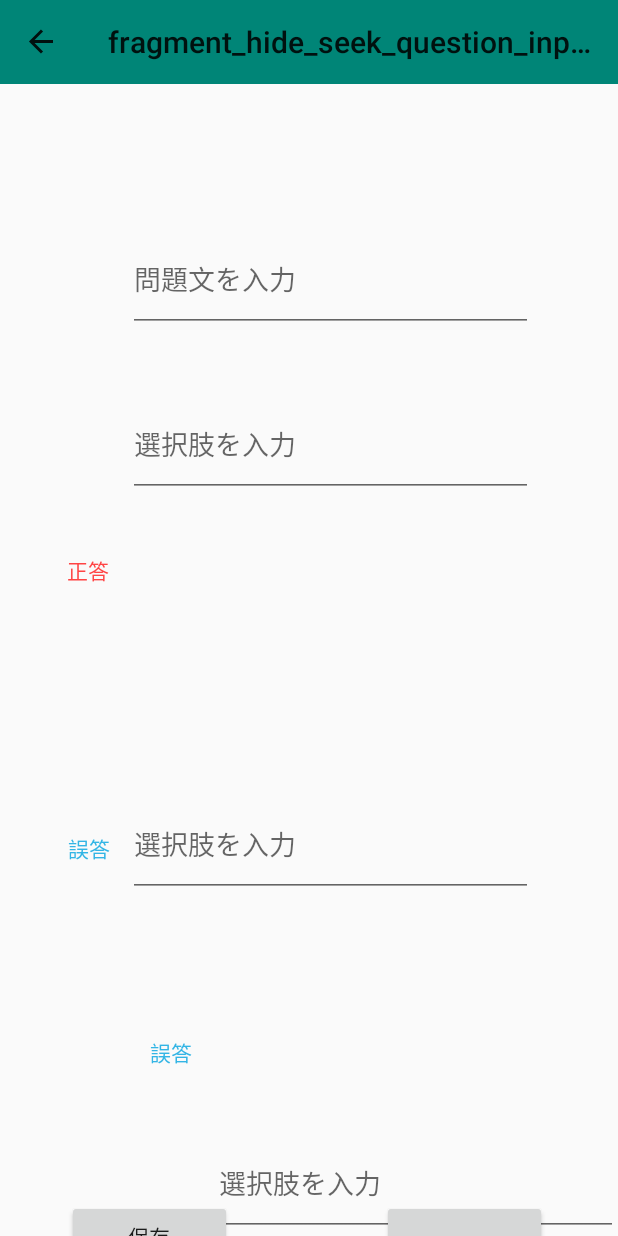
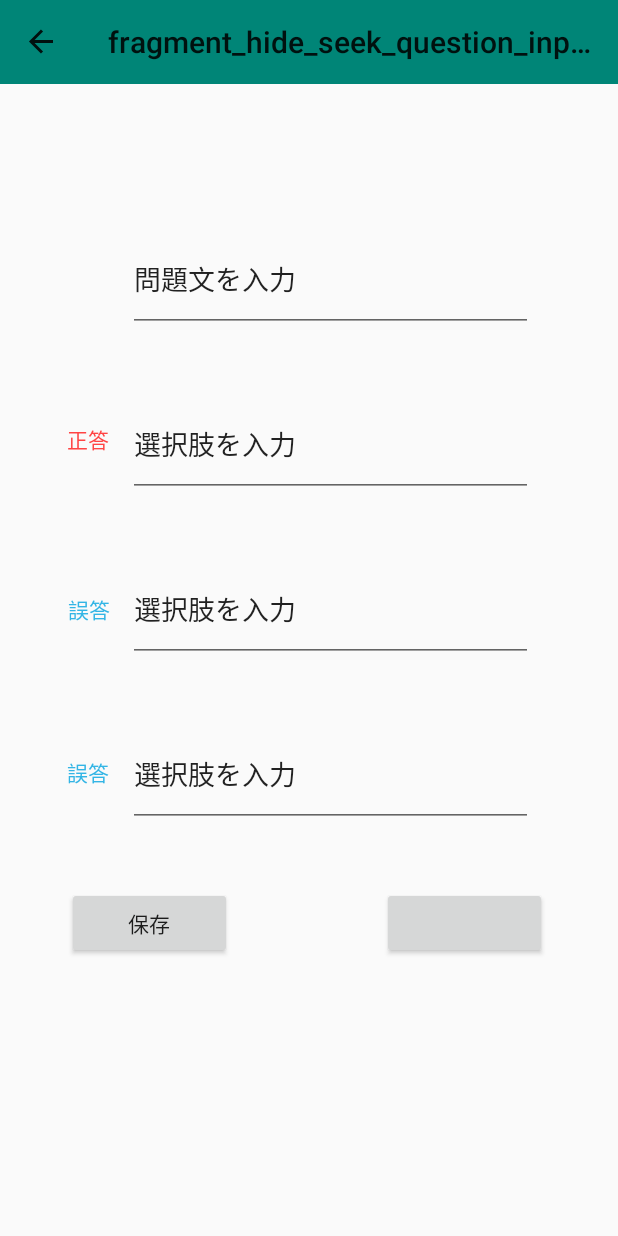
Before and after one commit to p2hacks/teamR03, an Android app: the hide_seek_question_input_1 screen opened through its navigation route, on a phone screen of 412 x 824 dp. Run offline under Robolectric (Android 15) with nearby library versions, the light colour scheme and no system bars; our stand-ins replace navigation-ui.

Commit message:
崩れていたレイアウトの修正

```diff
--- a/app/src/main/res/layout/fragment_hide_seek_question_input_1.xml
+++ b/app/src/main/res/layout/fragment_hide_seek_question_input_1.xml
@@ -13,8 +13,8 @@
         android:layout_height="70dp"
         android:layout_marginTop="40dp"
         android:ems="10"
-        android:hint="@string/createQuestion"
         android:inputType="textPersonName"
+        android:text="@string/createQuestion"
         app:layout_constraintBottom_toBottomOf="parent"
         app:layout_constraintEnd_toEndOf="parent"
         app:layout_constraintHorizontal_bias="0.602"
@@ -28,8 +28,8 @@
         android:layout_height="70dp"
         android:layout_marginTop="40dp"
         android:ems="10"
-        android:hint="@string/choice"
         android:inputType="textPersonName"
+        android:text="@string/choice"
         app:layout_constraintEnd_toEndOf="parent"
         app:layout_constraintHorizontal_bias="0.602"
         app:layout_constraintStart_toStartOf="parent"
@@ -41,10 +41,12 @@
         android:layout_height="70dp"
         android:layout_marginTop="40dp"
         android:ems="10"
-        android:hint="@string/choice"
         android:inputType="textPersonName"
-        app:layout_constraintBottom_toBottomOf="parent"
-        app:layout_constraintEnd_toEndOf="parent" />
+        android:text="@string/choice"
+        app:layout_constraintEnd_toEndOf="parent"
+        app:layout_constraintHorizontal_bias="0.602"
+        app:layout_constraintStart_toStartOf="parent"
+        app:layout_constraintTop_toBottomOf="@+id/input1_choice2" />
 
     <EditText
         android:id="@+id/input1_choice2"
@@ -52,9 +54,8 @@
         android:layout_height="70dp"
         android:layout_marginTop="40dp"
         android:ems="10"
-        android:hint="@string/choice"
         android:inputType="textPersonName"
-        app:layout_constraintBottom_toTopOf="@+id/input1_choice3"
+        android:text="@string/choice"
         app:layout_constraintEnd_toEndOf="parent"
         app:layout_constraintHorizontal_bias="0.602"
         app:layout_constraintStart_toStartOf="parent"
@@ -92,7 +93,8 @@
         android:id="@+id/question1_save"
         android:layout_width="110dp"
         android:layout_height="wrap_content"
-        android:layout_marginBottom="4dp"
+        android:layout_marginTop="40dp"
+        android:layout_marginBottom="80dp"
         android:text="保存"
         app:layout_constraintBottom_toBottomOf="parent"
         app:layout_constraintEnd_toEndOf="parent"
@@ -134,7 +136,6 @@
         android:layout_width="110dp"
         android:layout_height="wrap_content"
         android:layout_marginTop="40dp"
-        android:layout_marginBottom="80dp"
         app:layout_constraintBottom_toBottomOf="parent"
         app:layout_constraintEnd_toEndOf="parent"
         app:layout_constraintHorizontal_bias="0.843"
```
